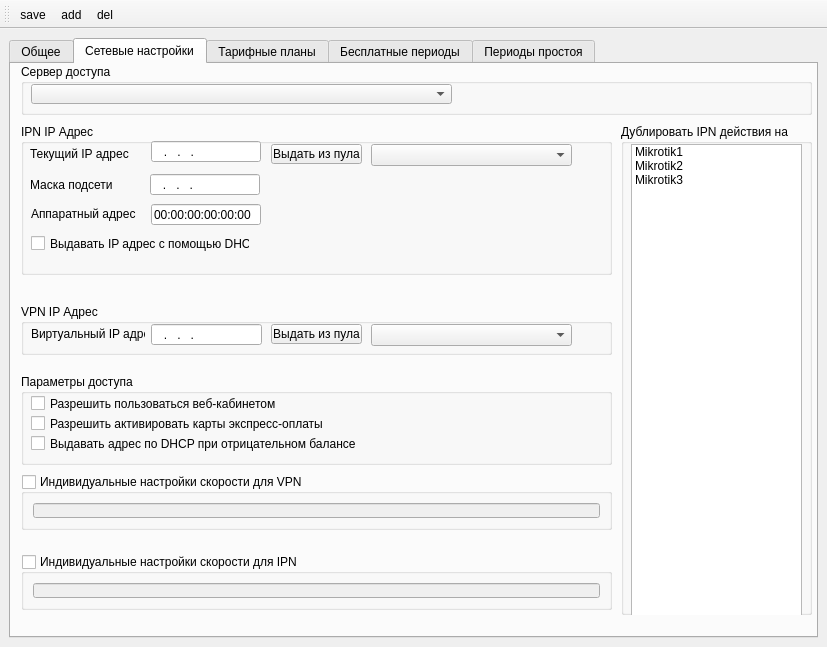
First picture: the form in mdi/forms/account_edit_new.ui, repository brat002/ExpertBilling, before the edit.
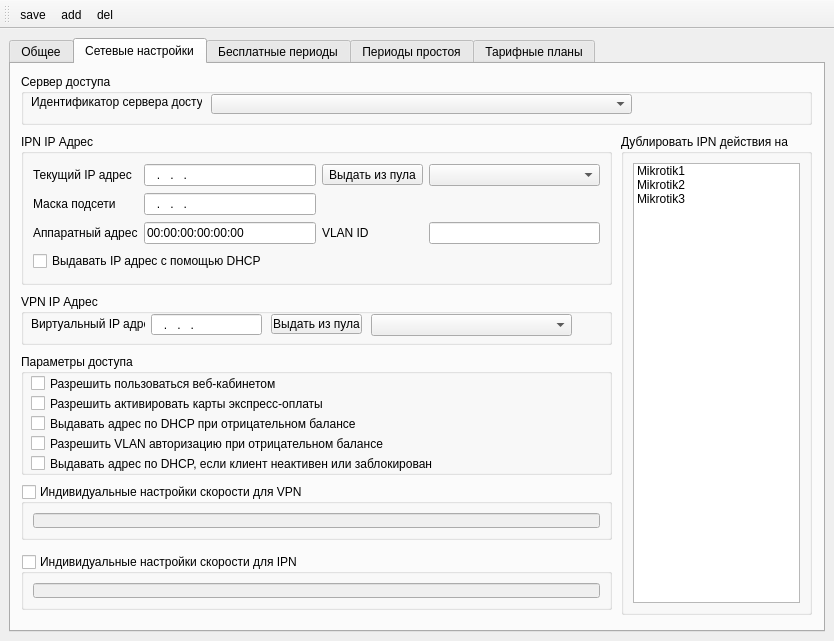
Second picture: the form after the edit. Icons and pictures are not drawn.

Patch:
```diff
--- a/mdi/forms/account_edit_new.ui
+++ b/mdi/forms/account_edit_new.ui
@@ -5,8 +5,8 @@
    <rect>
     <x>0</x>
     <y>0</y>
-    <width>827</width>
-    <height>647</height>
+    <width>834</width>
+    <height>641</height>
    </rect>
   </property>
   <property name="windowTitle" >
@@ -556,143 +556,115 @@
         <property name="geometry" >
          <rect>
           <x>10</x>
-          <y>60</y>
+          <y>70</y>
           <width>591</width>
           <height>151</height>
          </rect>
         </property>
+        <property name="minimumSize" >
+         <size>
+          <width>591</width>
+          <height>151</height>
+         </size>
+        </property>
+        <property name="maximumSize" >
+         <size>
+          <width>591</width>
+          <height>151</height>
+         </size>
+        </property>
         <property name="title" >
          <string>IPN IP Адрес</string>
         </property>
-        <widget class="QCheckBox" name="assign_ipn_ip_from_dhcp_edit" >
-         <property name="geometry" >
-          <rect>
-           <x>10</x>
-           <y>110</y>
-           <width>219</width>
-           <height>19</height>
-          </rect>
-         </property>
-         <property name="text" >
-          <string>Выдавать IP адрес с помощью DHCP</string>
-         </property>
-        </widget>
-        <widget class="QLabel" name="ipn_ip_address_label" >
-         <property name="geometry" >
-          <rect>
-           <x>9</x>
-           <y>20</y>
-           <width>114</width>
-           <height>20</height>
-          </rect>
-         </property>
-         <property name="text" >
-          <string>Текущий IP адрес</string>
-         </property>
-         <property name="buddy" >
-          <cstring>ipn_ip_address_edit</cstring>
-         </property>
-        </widget>
-        <widget class="QLabel" name="ipn_mac_address_label" >
-         <property name="geometry" >
-          <rect>
-           <x>10</x>
-           <y>80</y>
-           <width>114</width>
-           <height>20</height>
-          </rect>
-         </property>
-         <property name="text" >
-          <string>Аппаратный адрес</string>
-         </property>
-         <property name="buddy" >
-          <cstring>ipn_mac_address_edit</cstring>
-         </property>
-        </widget>
-        <widget class="QLineEdit" name="ipn_mac_address_edit" >
-         <property name="geometry" >
-          <rect>
-           <x>130</x>
-           <y>80</y>
-           <width>110</width>
-           <height>21</height>
-          </rect>
-         </property>
-         <property name="inputMask" >
-          <string>00:00:00:00:00:00;0</string>
-         </property>
-        </widget>
-        <widget class="QLineEdit" name="ipn_ip_address_edit" >
-         <property name="geometry" >
-          <rect>
-           <x>130</x>
-           <y>17</y>
-           <width>110</width>
-           <height>21</height>
-          </rect>
-         </property>
-         <property name="inputMask" >
-          <string>000.000.000.000; </string>
-         </property>
-        </widget>
-        <widget class="QLabel" name="ipn_ip_address_label_2" >
-         <property name="geometry" >
-          <rect>
-           <x>9</x>
-           <y>51</y>
-           <width>114</width>
-           <height>20</height>
-          </rect>
-         </property>
-         <property name="text" >
-          <string>Маска подсети</string>
-         </property>
-         <property name="buddy" >
-          <cstring>ipn_ip_address_edit</cstring>
-         </property>
-        </widget>
-        <widget class="QLineEdit" name="netmask_edit" >
-         <property name="geometry" >
-          <rect>
-           <x>129</x>
-           <y>50</y>
-           <width>110</width>
-           <height>21</height>
-          </rect>
-         </property>
-         <property name="inputMask" >
-          <string>000.000.000.000; </string>
-         </property>
-        </widget>
-        <widget class="QComboBox" name="comboBox" >
-         <property name="geometry" >
-          <rect>
-           <x>350</x>
-           <y>20</y>
-           <width>201</width>
-           <height>22</height>
-          </rect>
-         </property>
-        </widget>
-        <widget class="QToolButton" name="toolButton_2" >
-         <property name="geometry" >
-          <rect>
-           <x>250</x>
-           <y>20</y>
-           <width>91</width>
-           <height>20</height>
-          </rect>
-         </property>
-         <property name="text" >
-          <string>Выдать из пула</string>
-         </property>
-        </widget>
+        <layout class="QGridLayout" name="gridLayout_15" >
+         <item row="0" column="0" >
+          <widget class="QLabel" name="ipn_ip_address_label" >
+           <property name="text" >
+            <string>Текущий IP адрес</string>
+           </property>
+           <property name="buddy" >
+            <cstring>ipn_ip_address_edit</cstring>
+           </property>
+          </widget>
+         </item>
+         <item row="0" column="1" >
+          <widget class="QLineEdit" name="ipn_ip_address_edit" >
+           <property name="inputMask" >
+            <string>000.000.000.000; </string>
+           </property>
+          </widget>
+         </item>
+         <item row="0" column="2" >
+          <widget class="QToolButton" name="toolButton_2" >
+           <property name="text" >
+            <string>Выдать из пула</string>
+           </property>
+          </widget>
+         </item>
+         <item row="0" column="3" >
+          <widget class="QComboBox" name="comboBox" />
+         </item>
+         <item row="1" column="0" >
+          <widget class="QLabel" name="ipn_ip_address_label_2" >
+           <property name="text" >
+            <string>Маска подсети</string>
+           </property>
+           <property name="buddy" >
+            <cstring>ipn_ip_address_edit</cstring>
+           </property>
+          </widget>
+         </item>
+         <item row="1" column="1" >
+          <widget class="QLineEdit" name="netmask_edit" >
+           <property name="inputMask" >
+            <string>000.000.000.000; </string>
+           </property>
+          </widget>
+         </item>
+         <item row="2" column="0" >
+          <widget class="QLabel" name="ipn_mac_address_label" >
+           <property name="text" >
+            <string>Аппаратный адрес</string>
+           </property>
+           <property name="buddy" >
+            <cstring>ipn_mac_address_edit</cstring>
+           </property>
+          </widget>
+         </item>
+         <item row="2" column="1" >
+          <widget class="QLineEdit" name="ipn_mac_address_edit" >
+           <property name="inputMask" >
+            <string>00:00:00:00:00:00;0</string>
+           </property>
+          </widget>
+         </item>
+         <item row="2" column="2" >
+          <widget class="QLabel" name="label_25" >
+           <property name="layoutDirection" >
+            <enum>Qt::RightToLeft</enum>
+           </property>
+           <property name="text" >
+            <string>VLAN ID</string>
+           </property>
+          </widget>
+         </item>
+         <item row="2" column="3" >
+          <widget class="QLineEdit" name="lineEdit_20" />
+         </item>
+         <item row="3" column="0" colspan="2" >
+          <widget class="QCheckBox" name="assign_ipn_ip_from_dhcp_edit" >
+           <property name="text" >
+            <string>Выдавать IP адрес с помощью DHCP</string>
+           </property>
+          </widget>
+         </item>
+        </layout>
        </widget>
        <widget class="QGroupBox" name="vpn_speed_groupBox" >
         <property name="geometry" >
          <rect>
           <x>10</x>
-          <y>410</y>
+          <y>420</y>
           <width>591</width>
           <height>56</height>
          </rect>
@@ -778,7 +750,7 @@
         <property name="geometry" >
          <rect>
           <x>10</x>
-          <y>240</y>
+          <y>230</y>
           <width>591</width>
           <height>51</height>
          </rect>
@@ -852,9 +824,9 @@
         <property name="geometry" >
          <rect>
           <x>10</x>
-          <y>310</y>
+          <y>290</y>
           <width>591</width>
-          <height>91</height>
+          <height>121</height>
          </rect>
         </property>
         <property name="title" >
@@ -899,95 +871,128 @@
           <string>Выдавать адрес по DHCP при отрицательном балансе</string>
          </property>
         </widget>
+        <widget class="QCheckBox" name="checkBox_4" >
+         <property name="geometry" >
+          <rect>
+           <x>10</x>
+           <y>80</y>
+           <width>471</width>
+           <height>19</height>
+          </rect>
+         </property>
+         <property name="text" >
+          <string>Разрешить VLAN авторизацию при отрицательном балансе</string>
+         </property>
+        </widget>
+        <widget class="QCheckBox" name="checkBox_7" >
+         <property name="geometry" >
+          <rect>
+           <x>10</x>
+           <y>100</y>
+           <width>571</width>
+           <height>19</height>
+          </rect>
+         </property>
+         <property name="text" >
+          <string>Выдавать адрес по DHCP, если клиент неактивен или заблокирован</string>
+         </property>
+        </widget>
        </widget>
        <widget class="QGroupBox" name="groupBox_9" >
         <property name="geometry" >
          <rect>
           <x>610</x>
-          <y>60</y>
+          <y>70</y>
           <width>191</width>
-          <height>491</height>
+          <height>481</height>
          </rect>
         </property>
+        <property name="minimumSize" >
+         <size>
+          <width>191</width>
+          <height>481</height>
+         </size>
+        </property>
+        <property name="maximumSize" >
+         <size>
+          <width>191</width>
+          <height>481</height>
+         </size>
+        </property>
         <property name="title" >
          <string>Дублировать IPN действия на</string>
         </property>
-        <widget class="QListWidget" name="listWidget" >
-         <property name="geometry" >
-          <rect>
-           <x>10</x>
-           <y>20</y>
-           <width>171</width>
-           <height>481</height>
-          </rect>
-         </property>
-         <item>
-          <property name="text" >
-           <string>Mikrotik1</string>
-          </property>
+        <layout class="QGridLayout" name="gridLayout_12" >
+         <item row="0" column="0" >
+          <widget class="QListWidget" name="listWidget" >
+           <item>
+            <property name="text" >
+             <string>Mikrotik1</string>
+            </property>
+           </item>
+           <item>
+            <property name="text" >
+             <string>Mikrotik2</string>
+            </property>
+           </item>
+           <item>
+            <property name="text" >
+             <string>Mikrotik3</string>
+            </property>
+           </item>
+          </widget>
          </item>
-         <item>
-          <property name="text" >
-           <string>Mikrotik2</string>
-          </property>
-         </item>
-         <item>
-          <property name="text" >
-           <string>Mikrotik3</string>
-          </property>
-         </item>
-        </widget>
+        </layout>
        </widget>
        <widget class="QGroupBox" name="groupBox_10" >
         <property name="geometry" >
          <rect>
           <x>10</x>
-          <y>0</y>
+          <y>10</y>
           <width>791</width>
           <height>51</height>
          </rect>
         </property>
+        <property name="minimumSize" >
+         <size>
+          <width>791</width>
+          <height>51</height>
+         </size>
+        </property>
+        <property name="maximumSize" >
+         <size>
+          <width>791</width>
+          <height>51</height>
+         </size>
+        </property>
         <property name="title" >
          <string>Сервер доступа</string>
         </property>
         <widget class="QComboBox" name="nas_comboBox" >
          <property name="geometry" >
           <rect>
-           <x>10</x>
+           <x>190</x>
            <y>20</y>
            <width>421</width>
            <height>20</height>
           </rect>
          </property>
         </widget>
+        <widget class="QLabel" name="label_24" >
+         <property name="geometry" >
+          <rect>
+           <x>10</x>
+           <y>20</y>
+           <width>171</width>
+           <height>16</height>
+          </rect>
+         </property>
+         <property name="text" >
+          <string>Идентификатор сервера доступа</string>
+         </property>
+        </widget>
        </widget>
       </widget>
-      <widget class="QWidget" name="tab_3" >
-       <attribute name="title" >
-        <string>Тарифные планы</string>
-       </attribute>
-       <layout class="QGridLayout" name="gridLayout_6" >
-        <item row="0" column="0" >
-         <widget class="QTableWidget" name="accounttarif_table" >
-          <column>
-           <property name="text" >
-            <string>#</string>
-           </property>
-          </column>
-          <column>
-           <property name="text" >
-            <string>Тарифный план</string>
-           </property>
-          </column>
-          <column>
-           <property name="text" >
-            <string>Дата </string>
-           </property>
-          </column>
-         </widget>
-        </item>
-       </layout>
-      </widget>
       <widget class="QWidget" name="tab_4" >
        <attribute name="title" >
         <string>Бесплатные периоды</string>
@@ -1008,6 +1013,32 @@
         </item>
        </layout>
       </widget>
+      <widget class="QWidget" name="tab_3" >
+       <attribute name="title" >
+        <string>Тарифные планы</string>
+       </attribute>
+       <layout class="QGridLayout" name="gridLayout_6" >
+        <item row="0" column="0" >
+         <widget class="QTableWidget" name="accounttarif_table" >
+          <column>
+           <property name="text" >
+            <string>#</string>
+           </property>
+          </column>
+          <column>
+           <property name="text" >
+            <string>Тарифный план</string>
+           </property>
+          </column>
+          <column>
+           <property name="text" >
+            <string>Дата </string>
+           </property>
+          </column>
+         </widget>
+        </item>
+       </layout>
+      </widget>
      </widget>
     </item>
    </layout>
```
Left out of the diff: 138 changed lines with no effect on the pictures.
